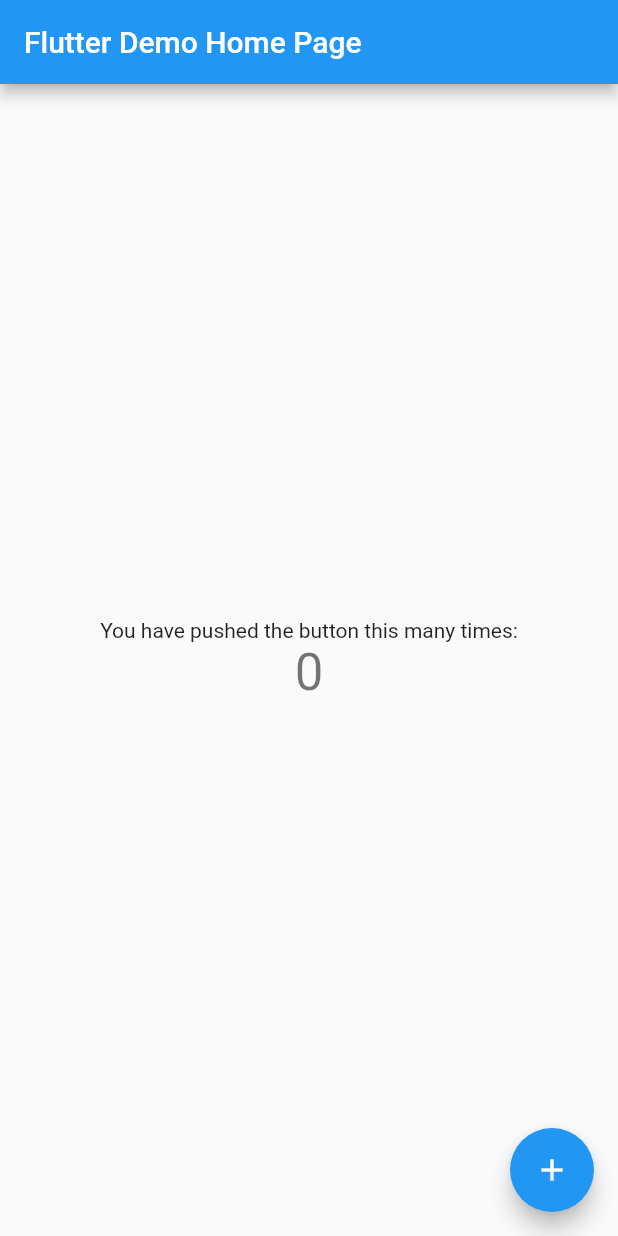
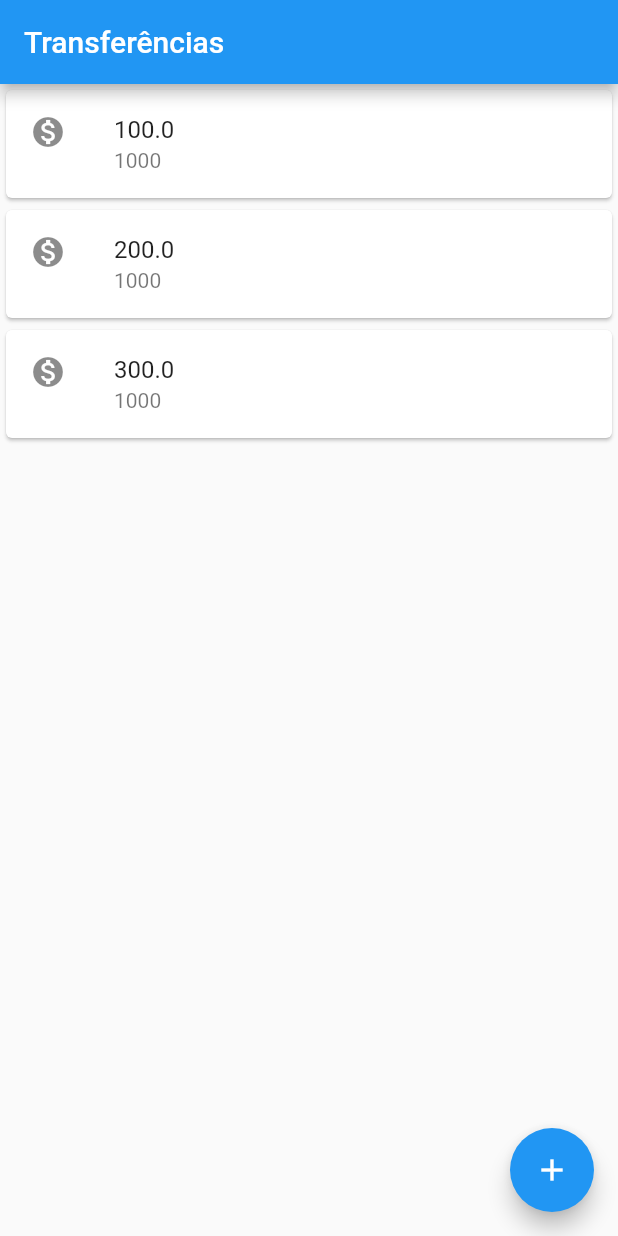
Before and after one commit to GuhTiagoSilva/bytebank-mobile, a Flutter app: the screen it shows after launch, on a phone screen of 412 x 824 dp. Run offline on Flutter 3.47's test engine with Material 2 defaults, Android fonts, the phone set to English and light mode, and no system bars.

Commit message:
Basic Struct (Static elements)

```diff
--- a/lib/main.dart
+++ b/lib/main.dart
@@ -1,113 +1,36 @@
 import 'package:flutter/material.dart';
 
-void main() {
-  runApp(MyApp());
-}
-
-class MyApp extends StatelessWidget {
-  // This widget is the root of your application.
-  @override
-  Widget build(BuildContext context) {
-    return MaterialApp(
-      title: 'Flutter Demo',
-      theme: ThemeData(
-        // This is the theme of your application.
-        //
-        // Try running your application with "flutter run". You'll see the
-        // application has a blue toolbar. Then, without quitting the app, try
-        // changing the primarySwatch below to Colors.green and then invoke
-        // "hot reload" (press "r" in the console where you ran "flutter run",
-        // or simply save your changes to "hot reload" in a Flutter IDE).
-        // Notice that the counter didn't reset back to zero; the application
-        // is not restarted.
-        primarySwatch: Colors.blue,
+void main() => runApp(MaterialApp(
+        home: Scaffold(
+      body: Column(
+        children: [
+          Card(
+            child: ListTile(
+              leading: Icon(Icons.monetization_on),
+              title: Text("100.0"),
+              subtitle: Text("1000"),
+            ),
+          ),
+          Card(
+            child: ListTile(
+              leading: Icon(Icons.monetization_on),
+              title: Text("200.0"),
+              subtitle: Text("1000"),
+            ),
+          ),
+          Card(
+            child: ListTile(
+              leading: Icon(Icons.monetization_on),
+              title: Text("300.0"),
+              subtitle: Text("1000"),
+            ),
+          ),
+        ],
       ),
-      home: MyHomePage(title: 'Flutter Demo Home Page'),
-    );
-  }
-}
-
-class MyHomePage extends StatefulWidget {
-  MyHomePage({Key key, this.title}) : super(key: key);
-
-  // This widget is the home page of your application. It is stateful, meaning
-  // that it has a State object (defined below) that contains fields that affect
-  // how it looks.
-
-  // This class is the configuration for the state. It holds the values (in this
-  // case the title) provided by the parent (in this case the App widget) and
-  // used by the build method of the State. Fields in a Widget subclass are
-  // always marked "final".
-
-  final String title;
-
-  @override
-  _MyHomePageState createState() => _MyHomePageState();
-}
-
-class _MyHomePageState extends State<MyHomePage> {
-  int _counter = 0;
-
-  void _incrementCounter() {
-    setState(() {
-      // This call to setState tells the Flutter framework that something has
-      // changed in this State, which causes it to rerun the build method below
-      // so that the display can reflect the updated values. If we changed
-      // _counter without calling setState(), then the build method would not be
-      // called again, and so nothing would appear to happen.
-      _counter++;
-    });
-  }
-
-  @override
-  Widget build(BuildContext context) {
-    // This method is rerun every time setState is called, for instance as done
-    // by the _incrementCounter method above.
-    //
-    // The Flutter framework has been optimized to make rerunning build methods
-    // fast, so that you can just rebuild anything that needs updating rather
-    // than having to individually change instances of widgets.
-    return Scaffold(
       appBar: AppBar(
-        // Here we take the value from the MyHomePage object that was created by
-        // the App.build method, and use it to set our appbar title.
-        title: Text(widget.title),
-      ),
-      body: Center(
-        // Center is a layout widget. It takes a single child and positions it
-        // in the middle of the parent.
-        child: Column(
-          // Column is also a layout widget. It takes a list of children and
-          // arranges them vertically. By default, it sizes itself to fit its
-          // children horizontally, and tries to be as tall as its parent.
-          //
-          // Invoke "debug painting" (press "p" in the console, choose the
-          // "Toggle Debug Paint" action from the Flutter Inspector in Android
-          // Studio, or the "Toggle Debug Paint" command in Visual Studio Code)
-          // to see the wireframe for each widget.
-          //
-          // Column has various properties to control how it sizes itself and
-          // how it positions its children. Here we use mainAxisAlignment to
-          // center the children vertically; the main axis here is the vertical
-          // axis because Columns are vertical (the cross axis would be
-          // horizontal).
-          mainAxisAlignment: MainAxisAlignment.center,
-          children: <Widget>[
-            Text(
-              'You have pushed the button this many times:',
-            ),
-            Text(
-              '$_counter',
-              style: Theme.of(context).textTheme.headline4,
-            ),
-          ],
-        ),
+        title: Text("Transferências"),
       ),
       floatingActionButton: FloatingActionButton(
-        onPressed: _incrementCounter,
-        tooltip: 'Increment',
         child: Icon(Icons.add),
-      ), // This trailing comma makes auto-formatting nicer for build methods.
-    );
-  }
-}
+      ),
+    )));
```
